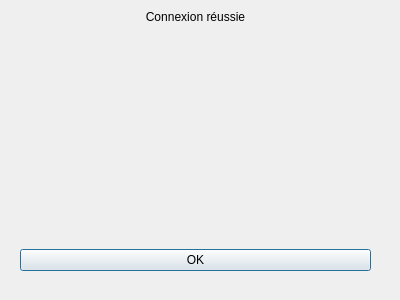
The window that tp6/pageConnection/dialog.ui (Lifzerr/R2.02---Dev-d-apps-avec-ihm) describes before a commit, drawn with Qt 5.
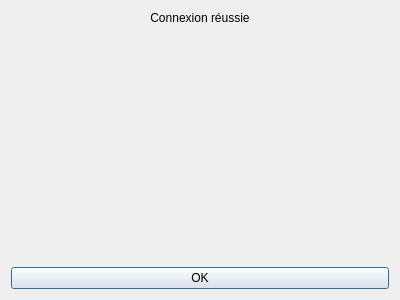
The same window after the commit.

Commit message: Fermeture n'est toujours aps fonctionnelle pour DIalog

What changed in the file:
```diff
--- a/tp6/pageConnection/dialog.ui
+++ b/tp6/pageConnection/dialog.ui
@@ -13,15 +13,8 @@
   <property name="windowTitle">
    <string>Dialog</string>
   </property>
-  <widget class="QWidget" name="verticalLayoutWidget">
-   <property name="geometry">
-    <rect>
-     <x>20</x>
-     <y>10</y>
-     <width>351</width>
-     <height>261</height>
-    </rect>
-   </property>
+  <layout class="QVBoxLayout" name="verticalLayout_2">
+   <item>
    <layout class="QVBoxLayout" name="verticalLayout">
     <item>
      <widget class="QLabel" name="ResultText">
@@ -54,7 +47,8 @@
      </widget>
     </item>
    </layout>
-  </widget>
+   </item>
+  </layout>
  </widget>
  <resources/>
  <connections/>
```
Lines whose indentation alone changed are shown as unchanged. The commit also changes 1 other file.
